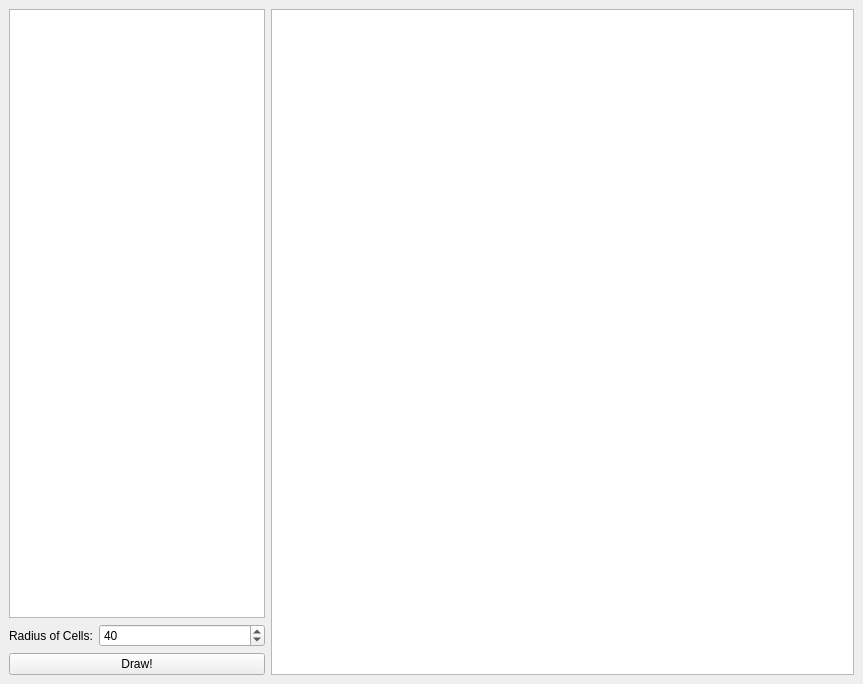
The window that AI Project/window.ui (tornado80/rikudo-puzzle-solver) describes before a commit, drawn with Qt 5.
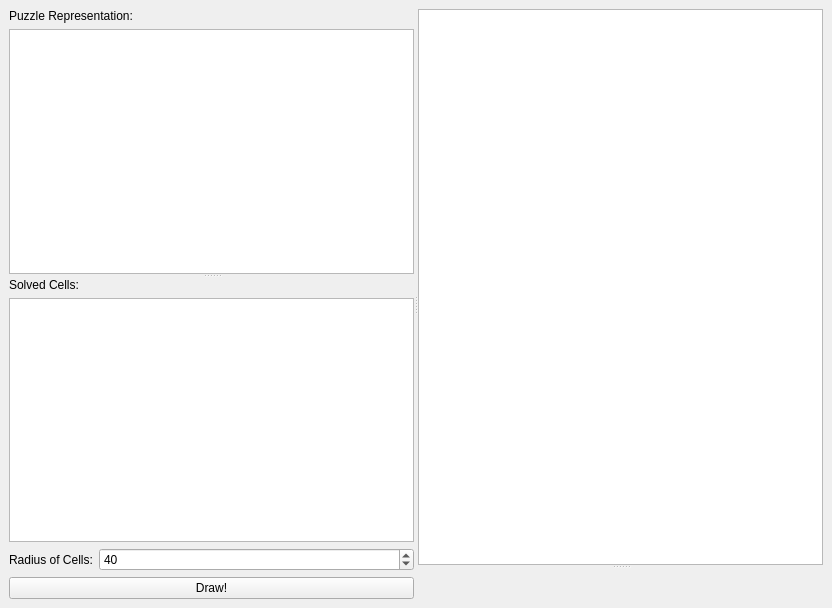
The same window after the commit. Custom widgets are drawn as their Qt base class.

The edit to the form file:
```diff
--- a/AI Project/window.ui
+++ b/AI Project/window.ui
@@ -6,8 +6,8 @@
    <rect>
     <x>0</x>
     <y>0</y>
-    <width>863</width>
-    <height>684</height>
+    <width>832</width>
+    <height>608</height>
    </rect>
   </property>
   <property name="windowTitle">
@@ -16,10 +16,39 @@
   <widget class="QWidget" name="centralwidget">
    <layout class="QGridLayout" name="gridLayout_2">
     <item row="0" column="0">
-     <layout class="QHBoxLayout" name="horizontalLayout" stretch="0,1">
-      <item>
-       <layout class="QGridLayout" name="gridLayout" columnstretch="0,1">
-        <item row="2" column="1">
+     <widget class="QSplitter" name="splitter_2">
+      <property name="orientation">
+       <enum>Qt::Horizontal</enum>
+      </property>
+      <widget class="QWidget" name="">
+       <layout class="QGridLayout" name="gridLayout" columnstretch="0,0">
+        <item row="2" column="0" colspan="2">
+         <widget class="QPushButton" name="draw_button">
+          <property name="sizePolicy">
+           <sizepolicy hsizetype="Minimum" vsizetype="Maximum">
+            <horstretch>0</horstretch>
+            <verstretch>0</verstretch>
+           </sizepolicy>
+          </property>
+          <property name="text">
+           <string>Draw!</string>
+          </property>
+         </widget>
+        </item>
+        <item row="1" column="0">
+         <widget class="QLabel" name="label">
+          <property name="sizePolicy">
+           <sizepolicy hsizetype="Maximum" vsizetype="Preferred">
+            <horstretch>0</horstretch>
+            <verstretch>0</verstretch>
+           </sizepolicy>
+          </property>
+          <property name="text">
+           <string>Radius of Cells:</string>
+          </property>
+         </widget>
+        </item>
+        <item row="1" column="1">
          <widget class="QSpinBox" name="spinBox">
           <property name="minimum">
            <number>10</number>
@@ -33,50 +62,109 @@
          </widget>
         </item>
         <item row="0" column="0" colspan="2">
-         <widget class="QPlainTextEdit" name="plainTextEdit">
-          <property name="font">
-           <font>
-            <family>Code New Roman</family>
-           </font>
+         <widget class="QSplitter" name="splitter_3">
+          <property name="orientation">
+           <enum>Qt::Vertical</enum>
           </property>
-         </widget>
-        </item>
-        <item row="2" column="0">
-         <widget class="QLabel" name="label">
-          <property name="text">
-           <string>Radius of Cells:</string>
-          </property>
-         </widget>
-        </item>
-        <item row="3" column="0" colspan="2">
-         <widget class="QPushButton" name="pushButton">
-          <property name="sizePolicy">
-           <sizepolicy hsizetype="Minimum" vsizetype="Minimum">
-            <horstretch>0</horstretch>
-            <verstretch>0</verstretch>
-           </sizepolicy>
-          </property>
-          <property name="text">
-           <string>Draw!</string>
-          </property>
+          <widget class="QWidget" name="verticalLayoutWidget">
+           <layout class="QVBoxLayout" name="verticalLayout">
+            <item>
+             <widget class="QLabel" name="label_2">
+              <property name="sizePolicy">
+               <sizepolicy hsizetype="Preferred" vsizetype="Preferred">
+                <horstretch>0</horstretch>
+                <verstretch>0</verstretch>
+               </sizepolicy>
+              </property>
+              <property name="text">
+               <string>Puzzle Representation:</string>
+              </property>
+              <property name="alignment">
+               <set>Qt::AlignLeading|Qt::AlignLeft|Qt::AlignVCenter</set>
+              </property>
+             </widget>
+            </item>
+            <item>
+             <widget class="QPlainTextEdit" name="puzzle_plain_text_edit">
+              <property name="sizePolicy">
+               <sizepolicy hsizetype="Minimum" vsizetype="Expanding">
+                <horstretch>0</horstretch>
+                <verstretch>0</verstretch>
+               </sizepolicy>
+              </property>
+              <property name="font">
+               <font>
+                <family>Code New Roman</family>
+               </font>
+              </property>
+             </widget>
+            </item>
+           </layout>
+          </widget>
+          <widget class="QWidget" name="verticalLayoutWidget_2">
+           <layout class="QVBoxLayout" name="verticalLayout_2">
+            <item>
+             <widget class="QLabel" name="label_3">
+              <property name="text">
+               <string>Solved Cells:</string>
+              </property>
+             </widget>
+            </item>
+            <item>
+             <widget class="QPlainTextEdit" name="solved_cells_plain_text_edit">
+              <property name="sizePolicy">
+               <sizepolicy hsizetype="Minimum" vsizetype="Expanding">
+                <horstretch>0</horstretch>
+                <verstretch>0</verstretch>
+               </sizepolicy>
+              </property>
+             </widget>
+            </item>
+           </layout>
+          </widget>
          </widget>
         </item>
        </layout>
-      </item>
-      <item>
-       <widget class="QGraphicsView" name="graphicsView">
+      </widget>
+      <widget class="QSplitter" name="splitter">
+       <property name="orientation">
+        <enum>Qt::Vertical</enum>
+       </property>
+       <widget class="QGraphicsView" name="graphics_view">
+        <property name="sizePolicy">
+         <sizepolicy hsizetype="Minimum" vsizetype="Minimum">
+          <horstretch>1</horstretch>
+          <verstretch>1</verstretch>
+         </sizepolicy>
+        </property>
         <property name="font">
          <font>
           <pointsize>16</pointsize>
          </font>
         </property>
        </widget>
-      </item>
-     </layout>
+       <widget class="MplCanvas" name="canvas" native="true">
+        <property name="sizePolicy">
+         <sizepolicy hsizetype="Preferred" vsizetype="Maximum">
+          <horstretch>0</horstretch>
+          <verstretch>0</verstretch>
+         </sizepolicy>
+        </property>
+       </widget>
+      </widget>
+     </widget>
     </item>
    </layout>
   </widget>
  </widget>
+ <customwidgets>
+  <customwidget>
+   <class>MplCanvas</class>
+   <extends>QWidget</extends>
+   <header>canvas</header>
+   <container>1</container>
+  </customwidget>
+ </customwidgets>
  <resources/>
  <connections/>
 </ui>
```
